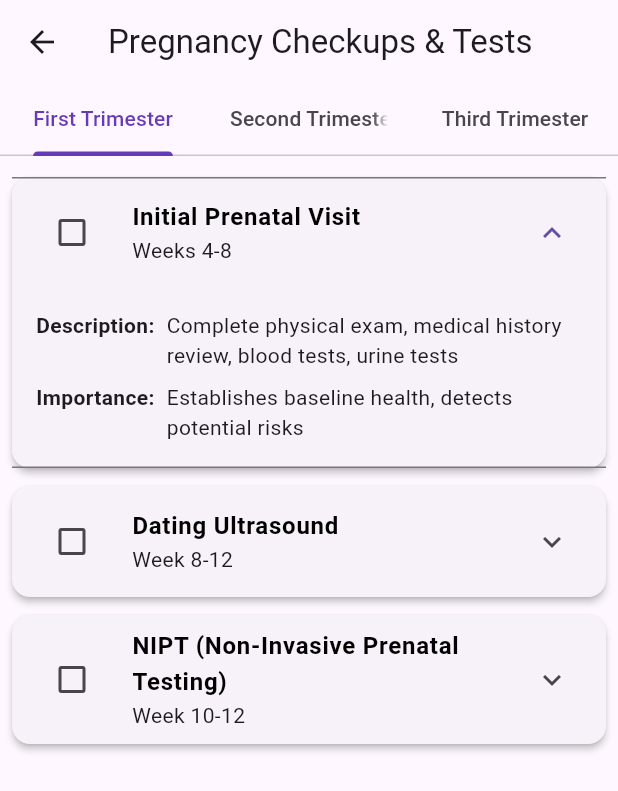
After one commit to Fahamin/pregnancy, a Flutter app: the CheckupView screen opened by its route, after a tap on "Initial Prenatal Visit", on a phone screen of 412 x 824 dp. The commit adds this screen. Shown: the top 791 px of the screen. Run offline on Flutter 3.47's test engine with Material 3 defaults, Android fonts, the phone set to English and light mode, and no system bars; our stand-ins replace flutter_screenutil, get, in_app_review, shared_preferences, sqflite; accounts and stored records are empty.

Commit message:
functionall done

```diff
--- /dev/null
+++ b/lib/app/modules/Checkup/CheckupService.dart
@@ -0,0 +1,69 @@
+import '../../../model/PregnancyCheckup.dart';
+
+class CheckupService {
+  static List<PregnancyCheckup> getCheckupList() {
+    return [
+      // First Trimester (1-12 weeks)
+      PregnancyCheckup(
+        trimester: "First",
+        weekRange: "Weeks 4-8",
+        checkupName: "Initial Prenatal Visit",
+        description: "Complete physical exam, medical history review, blood tests, urine tests",
+        importance: "Establishes baseline health, detects potential risks",
+      ),
+      PregnancyCheckup(
+        trimester: "First",
+        weekRange: "Week 8-12",
+        checkupName: "Dating Ultrasound",
+        description: "Confirms pregnancy, checks fetal heartbeat, estimates due date",
+        importance: "Verifies viable pregnancy, detects multiples",
+      ),
+      PregnancyCheckup(
+        trimester: "First",
+        weekRange: "Week 10-12",
+        checkupName: "NIPT (Non-Invasive Prenatal Testing)",
+        description: "Blood test screening for chromosomal abnormalities",
+        importance: "Early detection of Down syndrome & other conditions",
+      ),
+
+      // Second Trimester (13-28 weeks)
+      PregnancyCheckup(
+        trimester: "Second",
+        weekRange: "Week 16-20",
+        checkupName: "Anatomy Scan",
+        description: "Detailed ultrasound examining fetal anatomy",
+        importance: "Checks organ development, detects abnormalities",
+      ),
+      PregnancyCheckup(
+        trimester: "Second",
+        weekRange: "Week 24-28",
+        checkupName: "Glucose Screening",
+        description: "Blood test for gestational diabetes",
+        importance: "Early detection prevents complications",
+      ),
+      PregnancyCheckup(
+        trimester: "Second",
+        weekRange: "Week 28",
+        checkupName: "Rh Factor Test",
+        description: "Blood test for Rh incompatibility",
+        importance: "Prevents immune response in future pregnancies",
+      ),
+
+      // Third Trimester (29-40 weeks)
+      PregnancyCheckup(
+        trimester: "Third",
+        weekRange: "Week 32-36",
+        checkupName: "Group B Strep Test",
+        description: "Vaginal/rectal swab for bacteria screening",
+        importance: "Prevents newborn infection during delivery",
+      ),
+      PregnancyCheckup(
+        trimester: "Third",
+        weekRange: "Week 36+",
+        checkupName: "Weekly Checkups",
+        description: "Blood pressure, fetal monitoring, cervical checks",
+        importance: "Monitors readiness for labor",
+      ),
+    ];
+  }
+}
--- /dev/null
+++ b/lib/app/modules/Checkup/bindings/checkup_binding.dart
@@ -0,0 +1,12 @@
+import 'package:get/get.dart';
+
+import '../controllers/checkup_controller.dart';
+
+class CheckupBinding extends Bindings {
+  @override
+  void dependencies() {
+    Get.lazyPut<CheckupController>(
+      () => CheckupController(),
+    );
+  }
+}
--- /dev/null
+++ b/lib/app/modules/Checkup/controllers/checkup_controller.dart
@@ -0,0 +1,33 @@
+import 'package:get/get.dart';
+
+import '../../../../model/PregnancyCheckup.dart';
+import '../CheckupService.dart';
+
+class CheckupController extends GetxController {
+  var checkups = <PregnancyCheckup>[].obs;
+  var isLoading = false.obs;
+
+  @override
+  void onInit() {
+    super.onInit();
+    loadCheckups();
+  }
+
+  void loadCheckups() {
+    isLoading(true);
+    checkups.value = CheckupService.getCheckupList();
+    isLoading(false);
+  }
+
+  void toggleCheckupStatus(int index) {
+    checkups[index] = PregnancyCheckup(
+      trimester: checkups[index].trimester,
+      weekRange: checkups[index].weekRange,
+      checkupName: checkups[index].checkupName,
+      description: checkups[index].description,
+      importance: checkups[index].importance,
+      isDone: !checkups[index].isDone,
+    );
+    checkups.refresh();
+  }
+}
--- /dev/null
+++ b/lib/app/modules/Checkup/views/checkup_view.dart
@@ -0,0 +1,110 @@
+import 'package:flutter/material.dart';
+
+import 'package:get/get.dart';
+
+import '../controllers/checkup_controller.dart';
+
+class CheckupView extends GetView<CheckupController> {
+   CheckupView({super.key});
+  @override
+  Widget build(BuildContext context) {
+    return Scaffold(
+      appBar: AppBar(
+        title:  Text('Pregnancy Checkups & Tests'),
+        centerTitle: true,
+      ),
+      body: Obx(() {
+        if (controller.isLoading.value) {
+          return  Center(child: CircularProgressIndicator());
+        }
+
+        return DefaultTabController(
+          length: 3,
+          child: Column(
+            children: [
+               TabBar(
+                tabs: [
+                  Tab(text: 'First Trimester'),
+                  Tab(text: 'Second Trimester'),
+                  Tab(text: 'Third Trimester'),
+                ],
+                labelColor: Colors.deepPurple,
+                indicatorColor: Colors.deepPurple,
+              ),
+              Expanded(
+                child: TabBarView(
+                  children: [
+                    _buildTrimesterList('First'),
+                    _buildTrimesterList('Second'),
+                    _buildTrimesterList('Third'),
+                  ],
+                ),
+              ),
+            ],
+          ),
+        );
+      }),
+    );
+  }
+
+  Widget _buildTrimesterList(String trimester) {
+    final filtered = controller.checkups
+        .where((checkup) => checkup.trimester == trimester)
+        .toList();
+
+    return ListView.builder(
+      padding:  EdgeInsets.all(8),
+      itemCount: filtered.length,
+      itemBuilder: (context, index) {
+        final checkup = filtered[index];
+        return Card(
+          elevation: 2,
+          margin:  EdgeInsets.symmetric(vertical: 6),
+          child: ExpansionTile(
+            leading: Checkbox(
+              value: checkup.isDone,
+              onChanged: (value) => controller.toggleCheckupStatus(
+                controller.checkups.indexOf(checkup),
+              ),
+            ),
+            title: Text(
+              checkup.checkupName,
+              style: TextStyle(
+                fontWeight: FontWeight.bold,
+                color: checkup.isDone ? Colors.green : Colors.black,
+              ),
+            ),
+            subtitle: Text(checkup.weekRange),
+            children: [
+              Padding(
+                padding:  EdgeInsets.all(16.0),
+                child: Column(
+                  crossAxisAlignment: CrossAxisAlignment.start,
+                  children: [
+                    _buildDetailRow('Description:', checkup.description),
+                     SizedBox(height: 8),
+                    _buildDetailRow('Importance:', checkup.importance),
+                  ],
+                ),
+              ),
+            ],
+          ),
+        );
+      },
+    );
+  }
+
+  Widget _buildDetailRow(String label, String value) {
+    return Row(
+      crossAxisAlignment: CrossAxisAlignment.start,
+      children: [
+        Text(
+          label,
+          style:  TextStyle(fontWeight: FontWeight.bold),
+        ),
+         SizedBox(width: 8),
+        Expanded(child: Text(value)),
+      ],
+    );
+  }
+}
--- a/lib/app/modules/home/views/home_view.dart
+++ b/lib/app/modules/home/views/home_view.dart
@@ -330,9 +330,9 @@ class HomeView extends GetView<HomeController> {
                     ),
                     InkWell(
                       onTap: () {
-                        Get.toNamed(Routes.FOOD);
+                        Get.toNamed(Routes.CHECKUP);
                       },
-                      child: RowItem("assets/other/diet.png", "Foods"),
+                      child: RowItem("assets/other/check.png", "Checkup"),
                     ),
                   ],
                 ),
--- a/lib/app/routes/app_pages.dart
+++ b/lib/app/routes/app_pages.dart
@@ -1,12 +1,12 @@
 import 'package:get/get.dart';
-import 'package:pregnancy/app/modules/notes/views/note_details.dart';
-import 'package:pregnancy/app/modules/notes/views/note_add.dart';
 
 import '../BeautyHomePage.dart';
 import '../MaternalHealthPage.dart';
 import '../PregnancyQAPage.dart';
 import '../baby_development_screen.dart';
 import '../food_nutrtion.dart';
+import '../modules/Checkup/bindings/checkup_binding.dart';
+import '../modules/Checkup/views/checkup_view.dart';
 import '../modules/ClickCounter/bindings/click_counter_binding.dart';
 import '../modules/ClickCounter/views/click_counter_view.dart';
 import '../modules/baby_model_week/bindings/baby_model_week_binding.dart';
@@ -19,6 +19,8 @@ import '../modules/home/views/home_view.dart';
 import '../modules/mother_care/bindings/mother_care_binding.dart';
 import '../modules/mother_care/views/mother_care_view.dart';
 import '../modules/notes/bindings/notes_binding.dart';
+import '../modules/notes/views/note_add.dart';
+import '../modules/notes/views/note_details.dart';
 import '../modules/notes/views/notes_view.dart';
 import '../modules/pregnancy_risks/bindings/pregnancy_risks_binding.dart';
 import '../modules/pregnancy_risks/views/pregnancy_risks_view.dart';
@@ -115,5 +117,10 @@ class AppPages {
     ),
     GetPage(name: _Paths.NOTESADD, page: () => AddNoteView()),
     GetPage(name: _Paths.NOTESEDIT, page: () => NoteDetailView()),
+    GetPage(
+      name: _Paths.CHECKUP,
+      page: () =>  CheckupView(),
+      binding: CheckupBinding(),
+    ),
   ];
 }
--- a/lib/app/routes/app_routes.dart
+++ b/lib/app/routes/app_routes.dart
@@ -19,7 +19,7 @@ abstract class Routes {
   static const NOTES = _Paths.NOTES;
   static const NOTESEDIT = _Paths.NOTESEDIT;
   static const NOTESADD = _Paths.NOTESADD;
-
+  static const CHECKUP = _Paths.CHECKUP;
 }
 
 abstract class _Paths {
@@ -40,5 +40,5 @@ abstract class _Paths {
   static const NOTES = '/notes';
   static const NOTESEDIT = '/notesedit';
   static const NOTESADD = '/notesadd';
-
+  static const CHECKUP = '/checkup';
 }
--- /dev/null
+++ b/lib/model/PregnancyCheckup.dart
@@ -0,0 +1,17 @@
+class PregnancyCheckup {
+  final String trimester;
+  final String weekRange;
+  final String checkupName;
+  final String description;
+  final String importance;
+  final bool isDone;
+
+  PregnancyCheckup({
+    required this.trimester,
+    required this.weekRange,
+    required this.checkupName,
+    required this.description,
+    required this.importance,
+    this.isDone = false,
+  });
+}
--- a/lib/widgets/custom_nav_drawer.dart
+++ b/lib/widgets/custom_nav_drawer.dart
@@ -67,6 +67,18 @@ class CustomNavigationDrawer extends StatelessWidget {
                         Get.toNamed(Routes.SET_DATE);
                       },
                     ),
+
+                    _buildDrawerItem(
+                      context,
+                      icon: Icons.baby_changing_station_outlined,
+                      title: 'Movement Track',
+                      onTap: () {
+                        Get.back();
+                        Get.toNamed(Routes.CLICK_COUNTER);
+                      },
+                    ),
+
+
                     _buildDrawerItem(
                       context,
                       icon: Icons.woman_outlined,
@@ -85,6 +97,17 @@ class CustomNavigationDrawer extends StatelessWidget {
                         Get.toNamed(Routes.FOOD);
                       },
                     ),
+
+                    _buildDrawerItem(
+                      context,
+                      icon: Icons.note_add_rounded,
+                      title: 'Notes',
+                      onTap: () {
+                        Get.back();
+                        Get.toNamed(Routes.NOTES);
+                      },
+                    ),
+
                     Divider(height: 1),
                     _buildDrawerItem(
                       context,
```
Also changed, not shown: assets/other/check.png (added).
